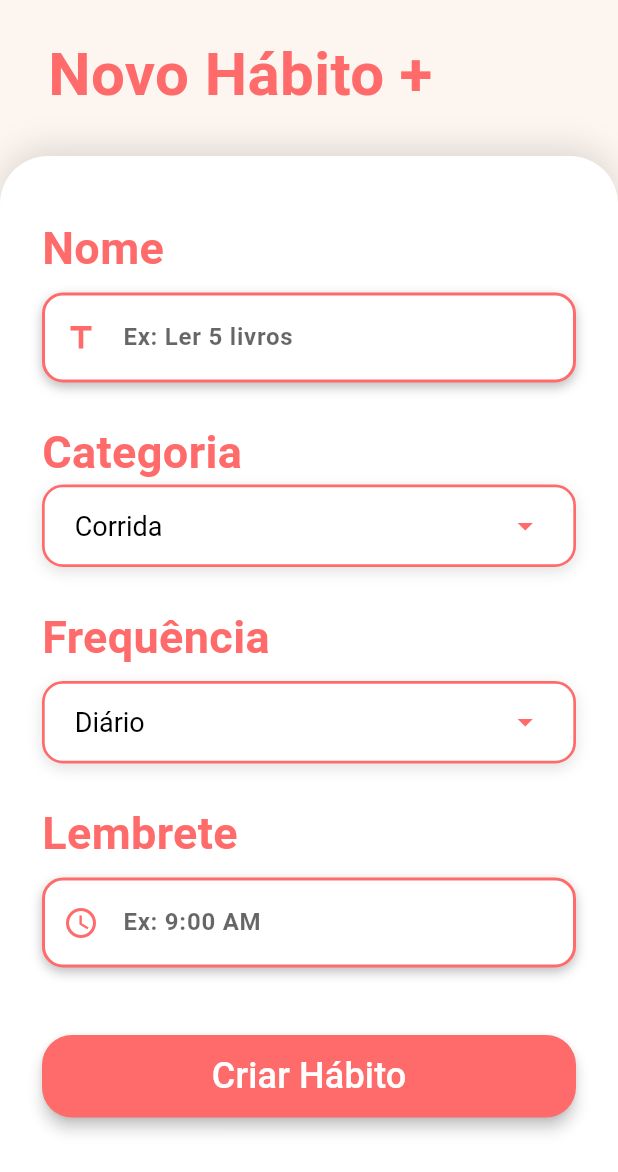
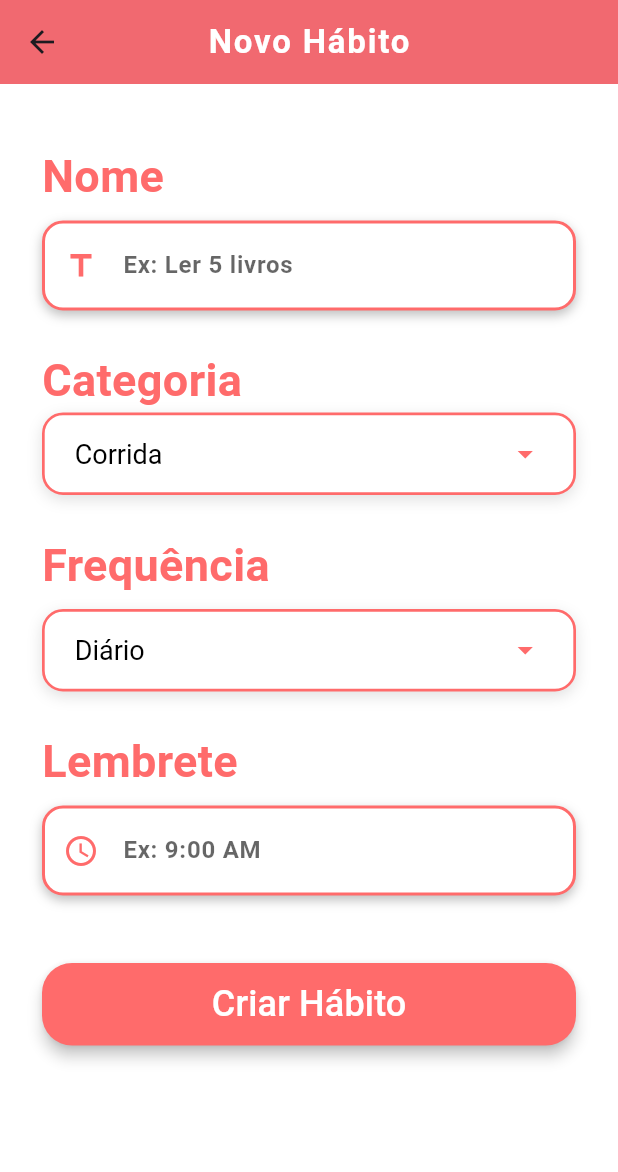
Before and after one commit to Luiz-Filipee/Habito-App, a Flutter app: the NovoHabitoPage screen opened by its route, on a phone screen of 412 x 824 dp. Shown: the top 1172 px of the screen. Run offline on Flutter 3.47's test engine with Material 3 defaults, Android fonts, the phone set to English and light mode, and no system bars; our stand-ins replace cloud_firestore, firebase_auth, firebase_core; accounts and stored records are empty.

Commit message:
adicionado appbar

```diff
--- a/lib/views/cadastroHabito.dart
+++ b/lib/views/cadastroHabito.dart
@@ -27,6 +27,7 @@ class _NovoHabitoPageState extends State<NovoHabitoPage> {
   String _tituloPagina = 'Novo Hábito';
   String _textoBotao = 'Criar Hábito';
 
+  final Color activeColor = Color(0xFFFF6B6B);
   final Color primaryColor = Color(0xFFFF6B6B);
   final Color backgroundColor = Color(0xFFFDF6F0);
   final Color textColor = Color(0xFFFF6B6B);
@@ -82,48 +83,29 @@ class _NovoHabitoPageState extends State<NovoHabitoPage> {
   Widget build(BuildContext context) {
     return Scaffold(
       backgroundColor: backgroundColor,
+      appBar: AppBar(
+        backgroundColor: activeColor,
+        elevation: 4,
+        centerTitle: true,
+        title: Text(
+          _tituloPagina,
+          style: TextStyle(
+            color: Colors.white,
+            fontWeight: FontWeight.bold,
+            fontSize: 22,
+            letterSpacing: 1.2,
+          ),
+        ),
+      ),
       body: SafeArea(
         child: Column(
           children: [
-            const SizedBox(height: 5),
-            Padding(
-              padding: const EdgeInsets.symmetric(horizontal: 32, vertical: 16),
-              child: Row(
-                mainAxisAlignment: MainAxisAlignment.start,
-                children: [
-                  Text(
-                    _tituloPagina,
-                    style: TextStyle(
-                      fontSize: 40,
-                      fontWeight: FontWeight.bold,
-                      color: textColor,
-                    ),
-                  ),
-                  if (!_modoEdicao) ...[
-                    const SizedBox(width: 10),
-                    Text(
-                      '+',
-                      style: TextStyle(
-                        fontSize: 40,
-                        fontWeight: FontWeight.bold,
-                        color: primaryColor,
-                      ),
-                    ),
-                  ]
-                ],
-              ),
-            ),
-            const SizedBox(height: 10),
             Expanded(
               child: Container(
                 width: double.infinity,
                 padding: const EdgeInsets.all(28),
                 decoration: BoxDecoration(
                   color: Colors.white,
-                  borderRadius: const BorderRadius.only(
-                    topLeft: Radius.circular(32),
-                    topRight: Radius.circular(32),
-                  ),
                   boxShadow: [
                     BoxShadow(
                       color: Colors.black12,
```
